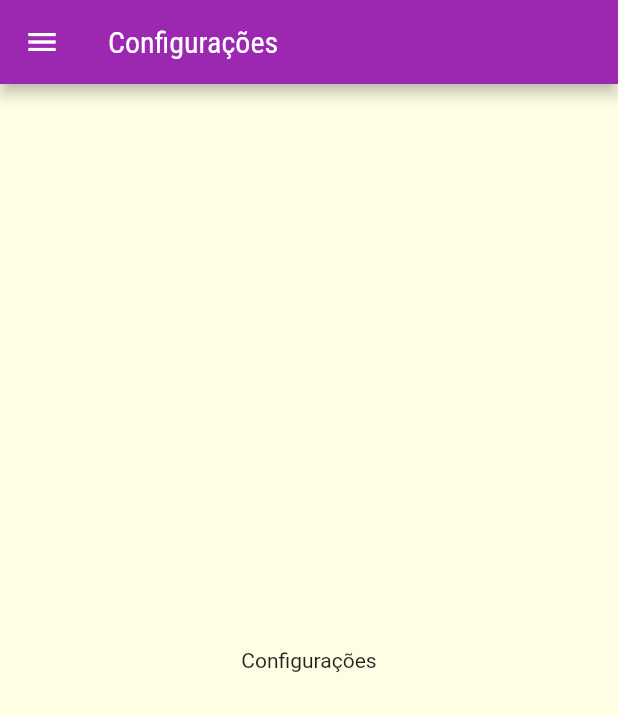
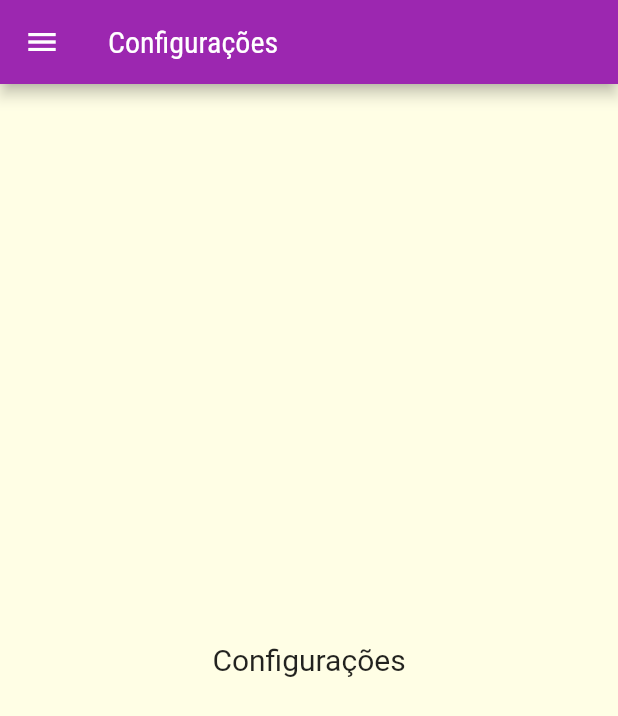
Before and after one commit to jeanmmlima/IMD0509-DDM20241, a Flutter app: the SettingsScreen screen opened by its route, on a phone screen of 412 x 824 dp. Shown: the top 716 px of the screen. Run offline on Flutter 3.47's test engine with Material 2 defaults, Android fonts, the phone set to English and light mode, and no system bars.

Commit message:
ajuste na tela de configuração

```diff
--- a/f03_lugares/lib/screens/settings_screen.dart
+++ b/f03_lugares/lib/screens/settings_screen.dart
@@ -7,7 +7,7 @@ class SettingsScreen extends StatelessWidget {
     return Scaffold(
       appBar: AppBar(title: Text('Configurações')),
       body: Center(
-        child: Text('Configurações'),
+        child: Text('Configurações', style: TextStyle(fontSize: 20),),
       ),
       drawer: MainDrawer(),
     );
```
